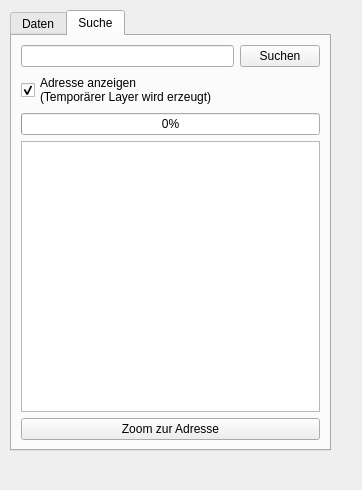
The window that address_search_dockwidget_base.ui (thmskn/address_search) describes before a commit, drawn with Qt 5.
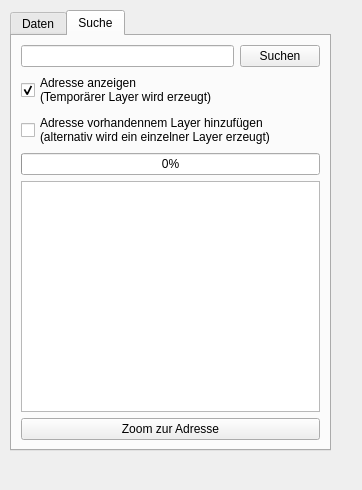
The same window after the commit. The open tabs and pages were chosen to show the change.

```diff
--- a/address_search_dockwidget_base.ui
+++ b/address_search_dockwidget_base.ui
@@ -128,6 +128,14 @@
           </property>
          </widget>
         </item>
+        <item>
+         <widget class="QCheckBox" name="cb_newLayer">
+          <property name="text">
+           <string>Adresse vorhandennem Layer hinzufügen
+(alternativ wird ein einzelner Layer erzeugt)</string>
+          </property>
+         </widget>
+        </item>
         <item>
          <widget class="QProgressBar" name="progBar">
           <property name="value">
```
Left out of the diff: 4 changed lines with no effect on the pictures.
